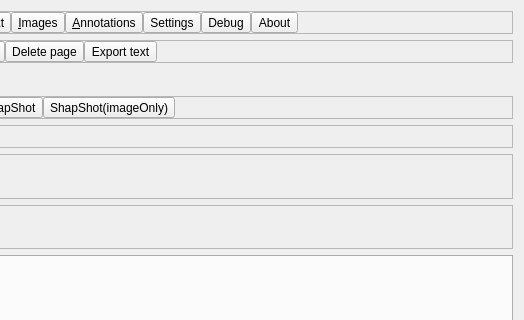
Above: pdfgui.ui from caronnee/pdfeditor before the change; both pictures show x 354 to 878 and y 0 to 320 of the 878 by 646 pixel window. Below: the same form after it.
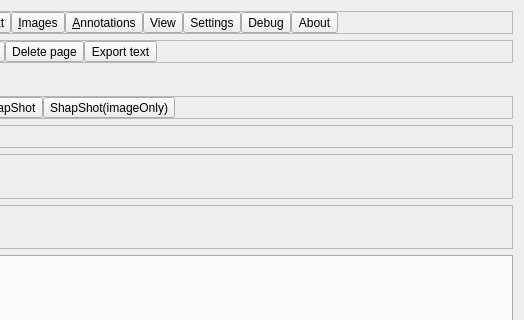
That is the form after the change. Icons and pictures are not drawn. Custom widgets are drawn as their Qt base class.

```diff
--- a/pdfgui.ui
+++ b/pdfgui.ui
@@ -275,6 +275,32 @@
          </attribute>
         </widget>
        </item>
+       <item>
+        <widget class="QToolButton" name="viewButton">
+         <property name="text">
+          <string>View</string>
+         </property>
+         <property name="icon">
+          <iconset resource="pdf.qrc">
+           <normaloff>:/images/view.ico</normaloff>:/images/view.ico</iconset>
+         </property>
+         <property name="iconSize">
+          <size>
+           <width>32</width>
+           <height>32</height>
+          </size>
+         </property>
+         <property name="checkable">
+          <bool>true</bool>
+         </property>
+         <property name="toolButtonStyle">
+          <enum>Qt::ToolButtonTextUnderIcon</enum>
+         </property>
+         <attribute name="buttonGroup">
+          <string>mainGroup</string>
+         </attribute>
+        </widget>
+       </item>
        <item>
         <widget class="QToolButton" name="settingsButton">
          <property name="toolTip">
```
